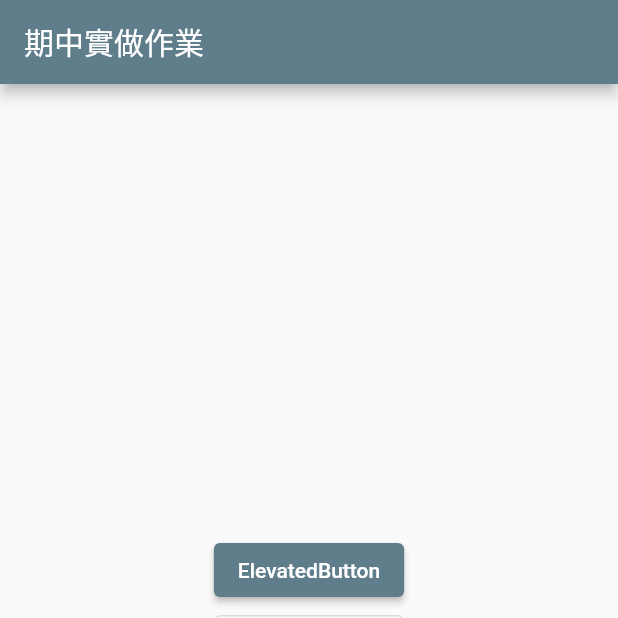
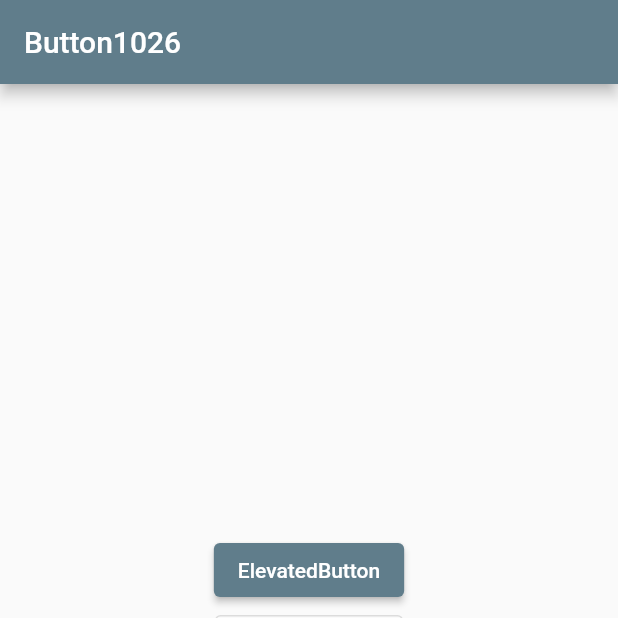
Before and after one commit to LuHai11/Button1026, a Flutter app: the screen it shows after launch, on a phone screen of 412 x 824 dp, the top half of it. Run offline on Flutter 3.47's test engine with Material 2 defaults, Android fonts, the phone set to English and light mode, and no system bars; our stand-ins replace fluttertoast.

Commit message:
button1026-2

```diff
--- a/lib/main.dart
+++ b/lib/main.dart
@@ -25,7 +25,7 @@ class MyApp extends StatelessWidget {
         // is not restarted.
         primarySwatch: Colors.blueGrey,
       ),
-      home: const MyHomePage(title: '期中實做作業'),
+      home: const MyHomePage(title: 'Button1026'),
     );
   }
 }
@@ -50,10 +50,6 @@ class MyHomePage extends StatefulWidget {
 
 class _MyHomePageState extends State<MyHomePage> {
   int _counter = 0;
-
-  int counter = 0;
-  final imglist = ['asset/pipi1.jpg','asset/pipi2.jpg','asset/pipi3.jpg','asset/pipi4.jpg'];
-  final imgname = ['pipi1','pipi2','pipi3','pipi4'];
   void _incrementCounter() {
     setState(() {
       // This call to setState tells the Flutter framework that something has
@@ -63,12 +59,6 @@ class _MyHomePageState extends State<MyHomePage> {
       // called again, and so nothing would appear to happen.
       _counter++;
     });
-  }
-  tmpFunction() {
-    Container(
-      child: Image(image: AssetImage(imglist[counter]),
-      ),
-    );
   }
   @override
   Widget build(BuildContext context) {
```
